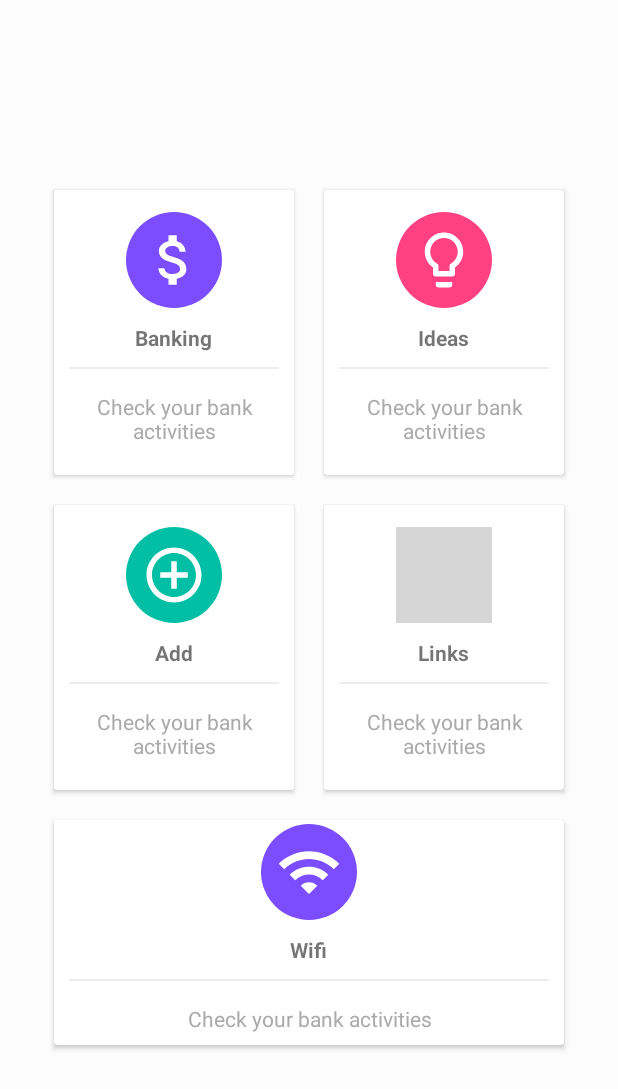
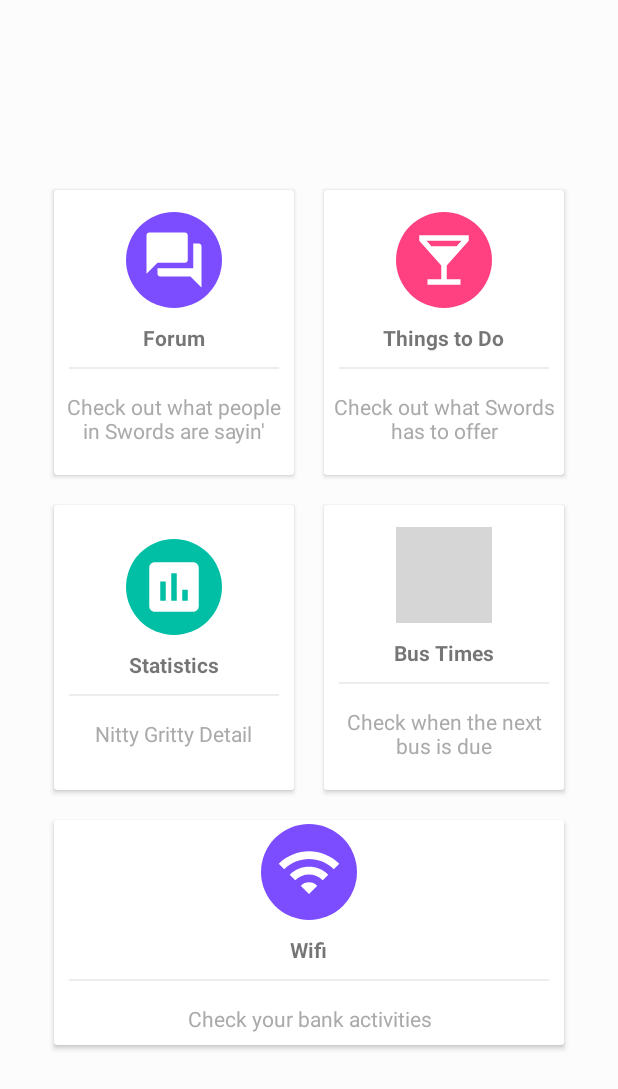
Before and after one commit to GavinMulvany/MobAppDevCA3, an Android app: the MainActivity screen opened directly, with no data from a screen before it, on a phone screen of 412 x 824 dp. Shown: the top 1089 px of the screen. Run offline under Robolectric (Android 15) with nearby library versions, the phone set to English and light mode, and no system bars; grey boxes are pictures that could not be loaded.

Commit message:
added new icons and text

```diff
--- /dev/null
+++ b/app/src/main/res/drawable/ic_directions_bus_black_24dp.xml
@@ -0,0 +1,9 @@
+<vector xmlns:android="http://schemas.android.com/apk/res/android"
+        android:width="24dp"
+        android:height="24dp"
+        android:viewportWidth="24.0"
+        android:viewportHeight="24.0">
+    <path
+        android:fillColor="#FFF"
+        android:pathData="M4,16c0,0.88 0.39,1.67 1,2.22L5,20c0,0.55 0.45,1 1,1h1c0.55,0 1,-0.45 1,-1v-1h8v1c0,0.55 0.45,1 1,1h1c0.55,0 1,-0.45 1,-1v-1.78c0.61,-0.55 1,-1.34 1,-2.22L20,6c0,-3.5 -3.58,-4 -8,-4s-8,0.5 -8,4v10zM7.5,17c-0.83,0 -1.5,-0.67 -1.5,-1.5S6.67,14 7.5,14s1.5,0.67 1.5,1.5S8.33,17 7.5,17zM16.5,17c-0.83,0 -1.5,-0.67 -1.5,-1.5s0.67,-1.5 1.5,-1.5 1.5,0.67 1.5,1.5 -0.67,1.5 -1.5,1.5zM18,11L6,11L6,6h12v5z"/>
+</vector>
--- /dev/null
+++ b/app/src/main/res/drawable/ic_forum_black_24dp.xml
@@ -0,0 +1,9 @@
+<vector xmlns:android="http://schemas.android.com/apk/res/android"
+        android:width="24dp"
+        android:height="24dp"
+        android:viewportWidth="24.0"
+        android:viewportHeight="24.0">
+    <path
+        android:fillColor="#FFF"
+        android:pathData="M21,6h-2v9L6,15v2c0,0.55 0.45,1 1,1h11l4,4L22,7c0,-0.55 -0.45,-1 -1,-1zM17,12L17,3c0,-0.55 -0.45,-1 -1,-1L3,2c-0.55,0 -1,0.45 -1,1v14l4,-4h10c0.55,0 1,-0.45 1,-1z"/>
+</vector>
--- /dev/null
+++ b/app/src/main/res/drawable/ic_local_bar_black_24dp.xml
@@ -0,0 +1,9 @@
+<vector xmlns:android="http://schemas.android.com/apk/res/android"
+        android:width="24dp"
+        android:height="24dp"
+        android:viewportWidth="24.0"
+        android:viewportHeight="24.0">
+    <path
+        android:fillColor="#FFF"
+        android:pathData="M21,5V3H3v2l8,9v5H6v2h12v-2h-5v-5l8,-9zM7.43,7L5.66,5h12.69l-1.78,2H7.43z"/>
+</vector>
--- /dev/null
+++ b/app/src/main/res/drawable/ic_local_drink_black_24dp.xml
@@ -0,0 +1,9 @@
+<vector xmlns:android="http://schemas.android.com/apk/res/android"
+        android:width="24dp"
+        android:height="24dp"
+        android:viewportWidth="24.0"
+        android:viewportHeight="24.0">
+    <path
+        android:fillColor="#FFF"
+        android:pathData="M3,2l2.01,18.23C5.13,21.23 5.97,22 7,22h10c1.03,0 1.87,-0.77 1.99,-1.77L21,2L3,2zM12,19c-1.66,0 -3,-1.34 -3,-3 0,-2 3,-5.4 3,-5.4s3,3.4 3,5.4c0,1.66 -1.34,3 -3,3zM18.33,8L5.67,8l-0.44,-4h13.53l-0.43,4z"/>
+</vector>
--- /dev/null
+++ b/app/src/main/res/drawable/ic_poll_black_24dp.xml
@@ -0,0 +1,9 @@
+<vector xmlns:android="http://schemas.android.com/apk/res/android"
+        android:width="24dp"
+        android:height="24dp"
+        android:viewportWidth="24.0"
+        android:viewportHeight="24.0">
+    <path
+        android:fillColor="#FFF"
+        android:pathData="M19,3L5,3c-1.1,0 -2,0.9 -2,2v14c0,1.1 0.9,2 2,2h14c1.1,0 2,-0.9 2,-2L21,5c0,-1.1 -0.9,-2 -2,-2zM9,17L7,17v-7h2v7zM13,17h-2L11,7h2v10zM17,17h-2v-4h2v4z"/>
+</vector>
--- a/app/src/main/res/layout/activity_main.xml
+++ b/app/src/main/res/layout/activity_main.xml
@@ -29,18 +29,19 @@
                 android:layout_height="match_parent"
                 android:orientation="vertical"
                 android:gravity="center">
+
                 <ImageView
                     android:layout_width="64dp"
                     android:layout_height="64dp"
                     android:background="@drawable/cerclebackgroundpurple"
-                    android:src="@drawable/ic_attach_money_black_24dp"
-                    android:padding="10dp"/>
+                    android:padding="10dp"
+                    android:src="@drawable/ic_forum_black_24dp" />
                 <TextView
                     android:layout_width="wrap_content"
                     android:layout_height="wrap_content"
                     android:textStyle="bold"
                     android:layout_marginTop="10dp"
-                    android:text="Banking"/>
+                    android:text="Forum"/>
                 <View
                     android:layout_width="match_parent"
                     android:layout_height="1dp"
@@ -50,7 +51,7 @@
                     android:layout_width="wrap_content"
                     android:layout_height="wrap_content"
                     android:gravity="center"
-                    android:text="Check your bank activities"
+                    android:text="Check out what people in Swords are sayin'"
                     android:padding="5dp"
                     android:textColor="@android:color/darker_gray"/>
 
@@ -72,14 +73,14 @@
                     android:layout_width="64dp"
                     android:layout_height="64dp"
                     android:background="@drawable/cerclebackgroundpink"
-                    android:src="@drawable/ic_lightbulb_outline_black_24dp"
+                    android:src="@drawable/ic_local_bar_black_24dp"
                     android:padding="10dp"/>
                 <TextView
                     android:layout_width="wrap_content"
                     android:layout_height="wrap_content"
                     android:textStyle="bold"
                     android:layout_marginTop="10dp"
-                    android:text="Ideas"/>
+                    android:text="Things to Do"/>
                 <View
                     android:layout_width="match_parent"
                     android:layout_height="1dp"
@@ -89,7 +90,7 @@
                     android:layout_width="wrap_content"
                     android:layout_height="wrap_content"
                     android:gravity="center"
-                    android:text="Check your bank activities"
+                    android:text="Check out what Swords has to offer"
                     android:padding="5dp"
                     android:textColor="@android:color/darker_gray"/>
 
@@ -119,14 +120,14 @@
                     android:layout_width="64dp"
                     android:layout_height="64dp"
                     android:background="@drawable/cerclebackgroundgreen"
-                    android:src="@drawable/ic_control_point_black_24dp"
+                    android:src="@drawable/ic_poll_black_24dp"
                     android:padding="10dp"/>
                 <TextView
                     android:layout_width="wrap_content"
                     android:layout_height="wrap_content"
                     android:textStyle="bold"
                     android:layout_marginTop="10dp"
-                    android:text="Add"/>
+                    android:text="Statistics"/>
                 <View
                     android:layout_width="match_parent"
                     android:layout_height="1dp"
@@ -136,7 +137,7 @@
                     android:layout_width="wrap_content"
                     android:layout_height="wrap_content"
                     android:gravity="center"
-                    android:text="Check your bank activities"
+                    android:text="Nitty Gritty Detail"
                     android:padding="5dp"
                     android:textColor="@android:color/darker_gray"/>
 
@@ -161,13 +162,13 @@
                     android:layout_height="64dp"
                     android:background="@drawable/cerclebackgroundyello"
                     android:padding="10dp"
-                    android:src="@drawable/ic_attach_file_black_24dp" />
+                    android:src="@drawable/ic_directions_bus_black_24dp" />
 
                 <TextView
                     android:layout_width="wrap_content"
                     android:layout_height="wrap_content"
                     android:layout_marginTop="10dp"
-                    android:text="Links"
+                    android:text="Bus Times"
                     android:textStyle="bold" />
 
                 <View
@@ -181,7 +182,7 @@
                     android:layout_height="wrap_content"
                     android:gravity="center"
                     android:padding="5dp"
-                    android:text="Check your bank activities"
+                    android:text="Check when the next bus is due"
                     android:textColor="@android:color/darker_gray" />
 
             </LinearLayout>
--- a/app/src/main/res/layout/activity_splash.xml
+++ b/app/src/main/res/layout/activity_splash.xml
@@ -7,7 +7,7 @@
     tools:context=".Splash"
     android:background="@color/darkblue">
 
-    <LinearLayout
+   <LinearLayout
         android:gravity="center"
         android:layout_width="match_parent"
         android:layout_height="match_parent"
@@ -33,4 +33,6 @@
 
     </LinearLayout>
 
+
+
 </RelativeLayout>
--- a/build.gradle
+++ b/build.gradle
@@ -19,6 +19,7 @@ allprojects {
     repositories {
         google()
         jcenter()
+
     }
 }
 
```
Also changed, not shown: app/src/main/AndroidManifest.xml (line endings or trailing spaces).
